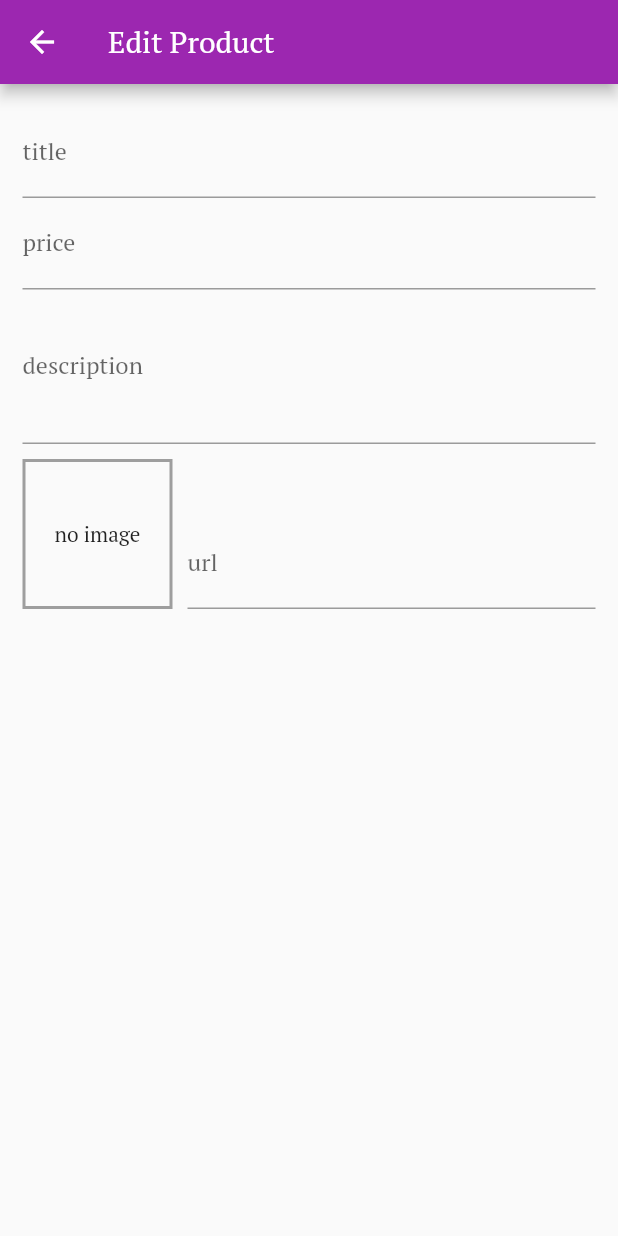
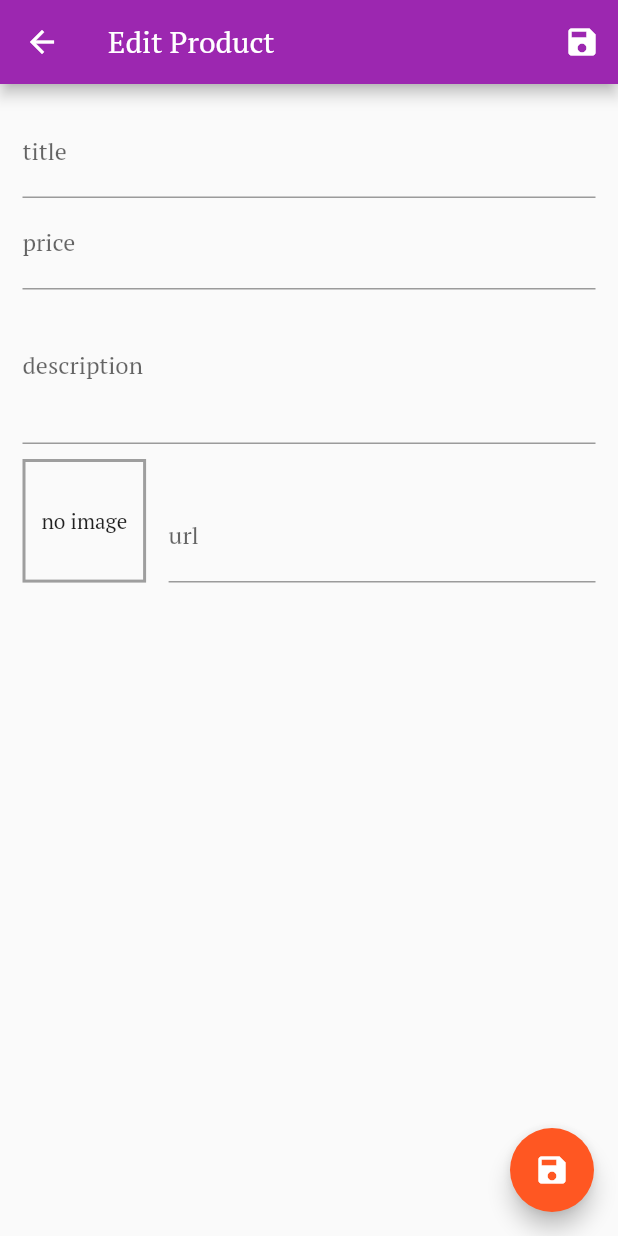
Before and after one commit to daninikkhah/shop_app, a Flutter app: the EditProductScreen screen opened by its route, on a phone screen of 412 x 824 dp. Run offline on Flutter 3.47's test engine with Material 2 defaults, Android fonts, the phone set to English and light mode, and no system bars; our stand-ins replace google_fonts; network calls fail.

Commit message:
EditProductScreen -rebuild page (load image url) when ImageUrlTextForm loses focus -form will be saved when ImageUrlTextForm is submited -save button added -validation added

```diff
--- a/lib/screens/edit_product_screen.dart
+++ b/lib/screens/edit_product_screen.dart
@@ -1,5 +1,5 @@
-import 'package:flutter/cupertino.dart';
 import 'package:flutter/material.dart';
+import '../providers/product.dart';
 
 class EditProductScreen extends StatefulWidget {
   static const String route = 'shop_app/screens/edit_product_screen.dart';
@@ -10,25 +10,56 @@ class EditProductScreen extends StatefulWidget {
 class _EditProductScreenState extends State<EditProductScreen> {
   final FocusNode _priceFocusNode = FocusNode();
   final FocusNode _descriptionFocusNode = FocusNode();
-  //final FocusNode _imageUrlFocusNode = FocusNode();
-  final TextEditingController _imageTextEditingController =
-      TextEditingController();
+  final FocusNode _imageUrlFocusNode = FocusNode();
+  final TextEditingController _imageUrlTextController = TextEditingController();
+  final GlobalKey<FormState> _form = GlobalKey<FormState>();
+  Product product;
+  String title;
+  String description;
+  String url;
+  double price;
+
   @override
   void dispose() {
     // TODO: implement dispose
-    _imageTextEditingController.dispose();
+    _imageUrlTextController.dispose();
     _priceFocusNode.dispose();
     _descriptionFocusNode.dispose();
+    _imageUrlFocusNode.removeListener(_updateUrl);
+    _imageUrlFocusNode.dispose();
     super.dispose();
   }
+
+  @override
+  void initState() {
+    // TODO: implement initState
+    super.initState();
+    _imageUrlFocusNode.addListener(_updateUrl);
+  }
+
+  void _updateUrl() {
+    setState(() {});
+    //if (_imageUrlTextController.text.isNotEmpty) setState(() {});
+  }
+
+  void _submitForm() {
+    if (_form.currentState.validate()) _form.currentState.save();
+    //todo
+  }
+
   @override
   Widget build(BuildContext context) {
+    final double size = MediaQuery.of(context).size.width / 5;
     return Scaffold(
       appBar: AppBar(
         title: const Text('Edit Product'),
+        actions: [IconButton(icon: Icon(Icons.save), onPressed: _submitForm)],
       ),
+      floatingActionButton:
+          FloatingActionButton(child: Icon(Icons.save), onPressed: _submitForm),
       body: SafeArea(
         child: Form(
+          key: _form,
           child: Padding(
             padding: const EdgeInsets.all(15.0),
             child: ListView(
@@ -38,8 +69,13 @@ class _EditProductScreenState extends State<EditProductScreen> {
                     labelText: 'title',
                   ),
                   textInputAction: TextInputAction.next,
+                  validator: (value) =>
+                      value.isEmpty ? 'please enter a title name.' : null,
                   onFieldSubmitted: (_) =>
                       FocusScope.of(context).requestFocus(_priceFocusNode),
+                  onSaved: (value) {
+                    title = value;
+                  },
                 ),
                 TextFormField(
                   decoration: InputDecoration(
@@ -48,8 +84,19 @@ class _EditProductScreenState extends State<EditProductScreen> {
                   keyboardType: TextInputType.number,
                   textInputAction: TextInputAction.next,
                   focusNode: _priceFocusNode,
+                  validator: (value) {
+                    if (value.isEmpty) return 'please enter the price.';
+                    if (double.tryParse(value) == null)
+                      return 'please enter a valid number.';
+                    if (double.parse(value) <= 0)
+                      return 'please enter a number greater than zero.';
+                    return null;
+                  },
                   onFieldSubmitted: (_) => FocusScope.of(context)
                       .requestFocus(_descriptionFocusNode),
+                  onSaved: (value) {
+                    price = double.parse(value);
+                  },
                 ),
                 TextFormField(
                   decoration: InputDecoration(
@@ -57,24 +104,29 @@ class _EditProductScreenState extends State<EditProductScreen> {
                   ),
                   maxLines: 3,
                   keyboardType: TextInputType.multiline,
+                  validator: (value) =>
+                      value.isEmpty ? 'please enter the description.' : null,
                   focusNode: _descriptionFocusNode,
+                  onSaved: (value) {
+                    description = value;
+                  },
                 ),
                 Row(
                   crossAxisAlignment: CrossAxisAlignment.end,
                   children: [
                     Container(
-                      margin: const EdgeInsets.only(top: 10, right: 10),
-                      width: 100, //todo
-                      height: 100,
+                      margin: const EdgeInsets.only(top: 10, right: 15),
+                      width: size, //todo
+                      height: size,
                       decoration: BoxDecoration(
                           border: Border.all(
                         color: Colors.grey,
                         width: 2,
                       )),
-                      child: _imageTextEditingController.text.isEmpty
+                      child: _imageUrlTextController.text.isEmpty
                           ? Center(child: Text('no image'))
                           : Image.network(
-                              _imageTextEditingController.text,
+                              _imageUrlTextController.text,
                               fit: BoxFit.cover,
                             ), //todo
                     ),
@@ -83,9 +135,15 @@ class _EditProductScreenState extends State<EditProductScreen> {
                         decoration: InputDecoration(labelText: 'url'),
                         keyboardType: TextInputType.url,
                         textInputAction: TextInputAction.done,
-                        controller: _imageTextEditingController,
+                        controller: _imageUrlTextController,
+                        focusNode: _imageUrlFocusNode,
+                        validator: (value) =>
+                            value.isEmpty ? 'please enter a url.' : null,
+                        onSaved: (value) {
+                          url = value;
+                        },
                         onFieldSubmitted: (_) {
-                          setState(() {});
+                          _submitForm();
                         },
                       ),
                     ),
--- a/lib/widgets/product_GridView.dart
+++ b/lib/widgets/product_GridView.dart
@@ -9,7 +9,6 @@ class ProductGridView extends StatelessWidget {
   final bool showAll;
   @override
   Widget build(BuildContext context) {
-    print('rebuild');
     final List<Product> products = showAll
         ? Provider.of<ProductsProvider>(context, listen: false).products
         : Provider.of<ProductsProvider>(context, listen: false)
```
